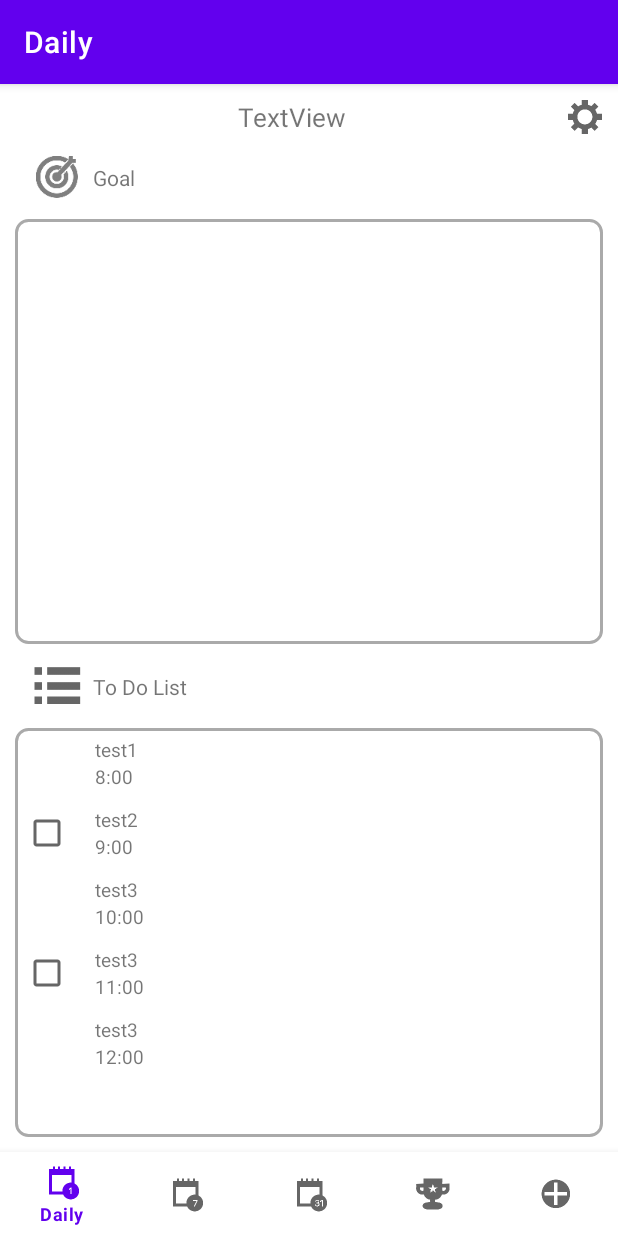
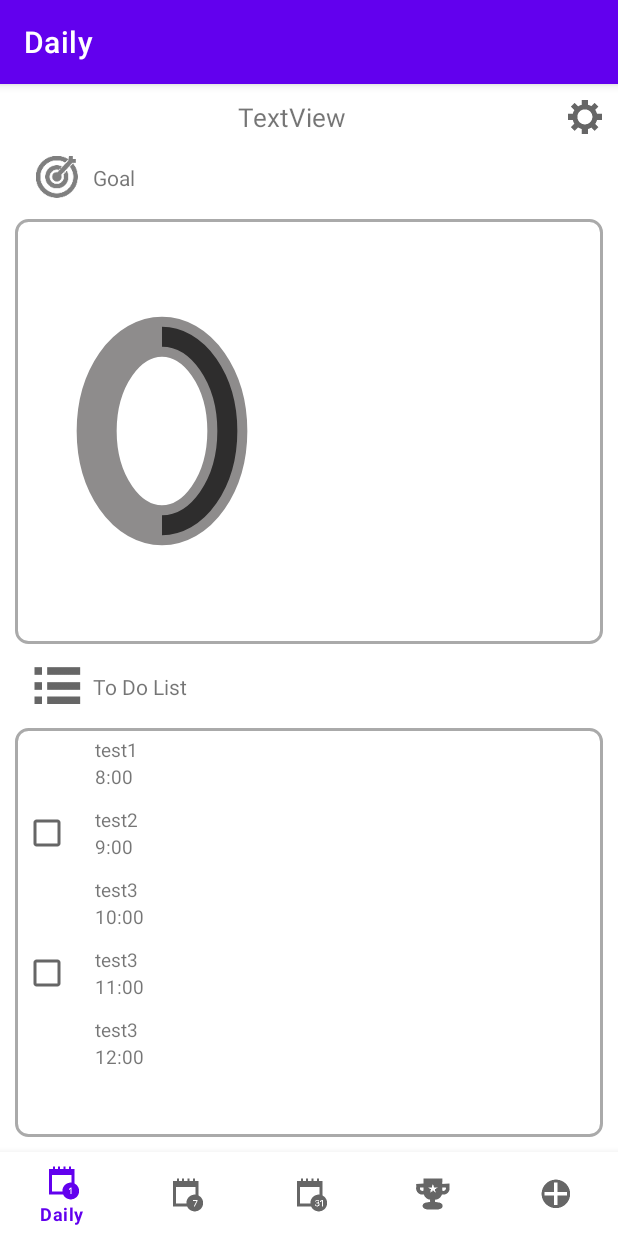
Before and after one commit to winstonmoon/motivational-todo-list-android, an Android app: the screen it shows after launch (MainActivity), on a phone screen of 412 x 824 dp. Run offline under Robolectric (Android 15) with nearby library versions, the phone set to English and light mode, and no system bars; our stand-ins replace data binding, navigation-ui.

Commit message:
add pie chart custom view

```diff
--- a/app/src/main/java/com/moonwinston/motivationaltodolist/DailyFragment.kt
+++ b/app/src/main/java/com/moonwinston/motivationaltodolist/DailyFragment.kt
@@ -24,6 +24,8 @@ class DailyFragment : Fragment() {
         dailyViewModel =
                 ViewModelProvider(this).get(DailyViewModel::class.java)
         binding = FragmentDailyBinding.inflate(inflater, container, false)
+        //TODO get percentage from viewmodel and set
+        binding.pieChartGoal.setPercent(0.5F)
         return binding.root
     }
 
--- /dev/null
+++ b/app/src/main/java/com/moonwinston/motivationaltodolist/views/AchievementPieChartView.kt
@@ -0,0 +1,58 @@
+package com.moonwinston.motivationaltodolist.views
+
+import android.content.Context
+import android.graphics.Canvas
+import android.graphics.Color
+import android.graphics.Paint
+import android.graphics.RectF
+import android.util.AttributeSet
+import android.view.View
+
+class AchievementPieChartView@JvmOverloads constructor(
+    context: Context,
+    attrs: AttributeSet? = null,
+    defStyleAttr: Int = 0,
+    defStyleRes: Int = 0
+) : View(context, attrs, defStyleAttr, defStyleRes) {
+
+    private var percentage: Float = 0.0F
+
+    override fun onDraw(canvas: Canvas?) {
+        val centerX = measuredWidth / 2
+        val centerY = measuredHeight / 2
+        val width = centerX / 1.5
+        val height = centerY / 1.5
+        val left = centerX - width / 1.5
+        val top = centerY - height / 1.5
+        val right = centerX + width / 1.5
+        val bottom = centerY + height / 1.5
+        val rectF = RectF(left.toFloat(), top.toFloat(), right.toFloat(), bottom.toFloat())
+        val paint = Paint()
+        paint.style = Paint.Style.STROKE;
+
+        drawPieChart(canvas, rectF, paint)
+        drawProgressivePieChart(canvas, rectF, paint)
+    }
+
+    private fun drawPieChart(canvas: Canvas?, rectF: RectF, paint: Paint) {
+        paint.apply {
+            strokeWidth = 40F;
+            color = Color.parseColor("#8E8C8C")
+        }
+        canvas?.drawArc(rectF, 270F, 360F, false, paint)
+    }
+
+    private fun drawProgressivePieChart(canvas: Canvas?, rectF: RectF, paint: Paint) {
+        paint.apply {
+            strokeWidth = 20F;
+            color = Color.parseColor("#2E2D2D")
+        }
+        canvas?.drawArc(rectF, 270F, percentage * 360F, false, paint)
+    }
+
+    fun setPercent(percent: Float) {
+        percentage = percent
+        invalidate()
+        requestLayout()
+    }
+}
--- a/app/src/main/res/layout/fragment_daily.xml
+++ b/app/src/main/res/layout/fragment_daily.xml
@@ -73,7 +73,7 @@
                 app:layout_constraintLeft_toLeftOf="parent"
                 app:layout_constraintRight_toRightOf="parent">
 
-                <androidx.appcompat.widget.AppCompatImageView
+                <com.moonwinston.motivationaltodolist.views.AchievementPieChartView
                     android:id="@+id/pie_chart_goal"
                     android:layout_width="0dp"
                     android:layout_height="0dp"
--- a/app/src/main/res/values/arrays.xml
+++ b/app/src/main/res/values/arrays.xml
@@ -1,5 +1,4 @@
 <resources>
-    <!-- Notify Tasks Preference -->
     <string-array name="entries_notify_tasks">
         <item>0ff</item>
         <item>5 min</item>
@@ -8,6 +7,7 @@
         <item>30 min</item>
         <item>1 hour</item>
     </string-array>
+
     <string-array name="values_notify_tasks">
         <item>0</item>
         <item>5</item>
@@ -16,6 +16,7 @@
         <item>30</item>
         <item>60</item>
     </string-array>
+
     <declare-styleable name="CalendarView">
         <attr name="calendarViewStyle" format="reference" />
         <attr name="itemViewStyle" format="reference" />
```
